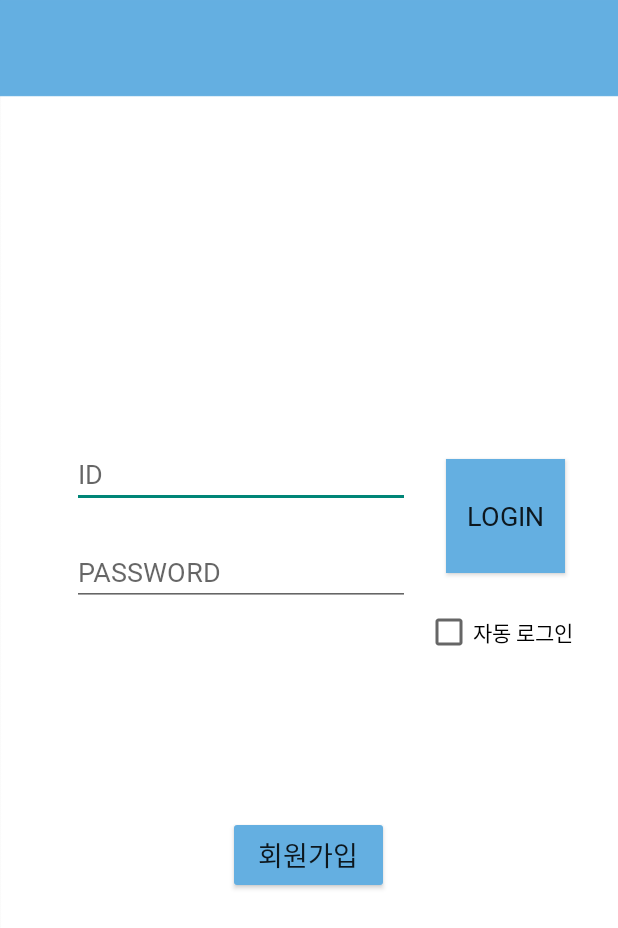
After one commit to wnsdn2186/PMS-Parking-Management-System-, an Android app: the layout activity_login.xml on its own in the app's theme, with its tools: preview values and no code run, on a phone screen of 412 x 824 dp. The commit adds this screen. Shown: the top 928 px of the screen. Run offline under Robolectric (Android 15) with nearby library versions, the phone set to English and light mode, and no system bars.

Commit message:
1st Login

```diff
--- a/app/src/main/java/com/example/pms/Splashscreen.java
+++ b/app/src/main/java/com/example/pms/Splashscreen.java
@@ -47,7 +47,7 @@ public class Splashscreen extends Activity {
                         waited += 100;
                     }
                     Intent intent = new Intent(Splashscreen.this,
-                            MainActivity.class);
+                            Login.class);
                     intent.setFlags(Intent.FLAG_ACTIVITY_NO_ANIMATION);
                     startActivity(intent);
                     overridePendingTransition(R.anim.horizon_enter, R.anim.none);
--- /dev/null
+++ b/app/src/main/res/layout/activity_login.xml
@@ -0,0 +1,78 @@
+<?xml version="1.0" encoding="utf-8"?>
+<androidx.constraintlayout.widget.ConstraintLayout xmlns:android="http://schemas.android.com/apk/res/android"
+    xmlns:app="http://schemas.android.com/apk/res-auto"
+    xmlns:tools="http://schemas.android.com/tools"
+    android:layout_width="match_parent"
+    android:layout_height="match_parent"
+    android:background="@drawable/background5">
+
+    <EditText
+        android:id="@+id/userID"
+        android:layout_width="225dp"
+        android:layout_height="45dp"
+        android:layout_marginStart="48dp"
+        android:ems="10"
+        android:fontFamily="@font/bmhanna_11yrs_ttf"
+        android:hint="ID"
+        android:inputType="textPersonName"
+        app:layout_constraintBottom_toBottomOf="parent"
+        app:layout_constraintStart_toStartOf="parent"
+        app:layout_constraintTop_toTopOf="parent"
+        app:layout_constraintVertical_bias="0.377" />
+
+    <EditText
+        android:id="@+id/userPassword"
+        android:layout_width="225dp"
+        android:layout_height="45dp"
+        android:layout_marginStart="48dp"
+        android:layout_marginTop="20dp"
+        android:ems="10"
+        android:fontFamily="@font/bmhanna_11yrs_ttf"
+        android:hint="PASSWORD"
+        android:inputType="textPassword"
+        app:layout_constraintStart_toStartOf="parent"
+        app:layout_constraintTop_toBottomOf="@+id/userID" />
+
+    <Button
+        android:id="@+id/btn_login"
+        android:layout_width="79dp"
+        android:layout_height="76dp"
+        android:layout_marginEnd="35dp"
+        android:background="#FFFFFF"
+        android:backgroundTint="#64AFE1"
+        android:fontFamily="@font/bmhanna_11yrs_ttf"
+        android:text="LOGIN"
+        android:textSize="18sp"
+        app:layout_constraintBottom_toBottomOf="parent"
+        app:layout_constraintEnd_toEndOf="parent"
+        app:layout_constraintTop_toTopOf="parent"
+        app:layout_constraintVertical_bias="0.409" />
+
+    <CheckBox
+        android:id="@+id/checkBox"
+        android:layout_width="wrap_content"
+        android:layout_height="wrap_content"
+        android:layout_marginTop="15dp"
+        android:layout_marginEnd="30dp"
+        android:fontFamily="@font/bmhanna_11yrs_ttf"
+        android:text="자동 로그인"
+        app:layout_constraintBottom_toBottomOf="parent"
+        app:layout_constraintEnd_toEndOf="parent"
+        app:layout_constraintTop_toBottomOf="@+id/btn_login"
+        app:layout_constraintVertical_bias="0.021" />
+
+    <Button
+        android:id="@+id/btn_register"
+        android:layout_width="107dp"
+        android:layout_height="52dp"
+        android:layout_marginBottom="228dp"
+        android:backgroundTint="#64AFE1"
+        android:fontFamily="@font/bmhanna_11yrs_ttf"
+        android:text="회원가입"
+        android:textSize="18sp"
+        app:layout_constraintBottom_toBottomOf="parent"
+        app:layout_constraintEnd_toEndOf="parent"
+        app:layout_constraintHorizontal_bias="0.498"
+        app:layout_constraintStart_toStartOf="parent" />
+
+</androidx.constraintlayout.widget.ConstraintLayout>
```
Also changed, not shown: app/src/main/AndroidManifest.xml (+27 -25 lines), app/src/main/java/com/example/pms/Login.java (added, +42 -0 lines), app/src/main/java/com/example/pms/UserRegister.java (added, +139 -0 lines), app/src/main/res/layout/activity_user_register.xml (added, +175 -0 lines).
